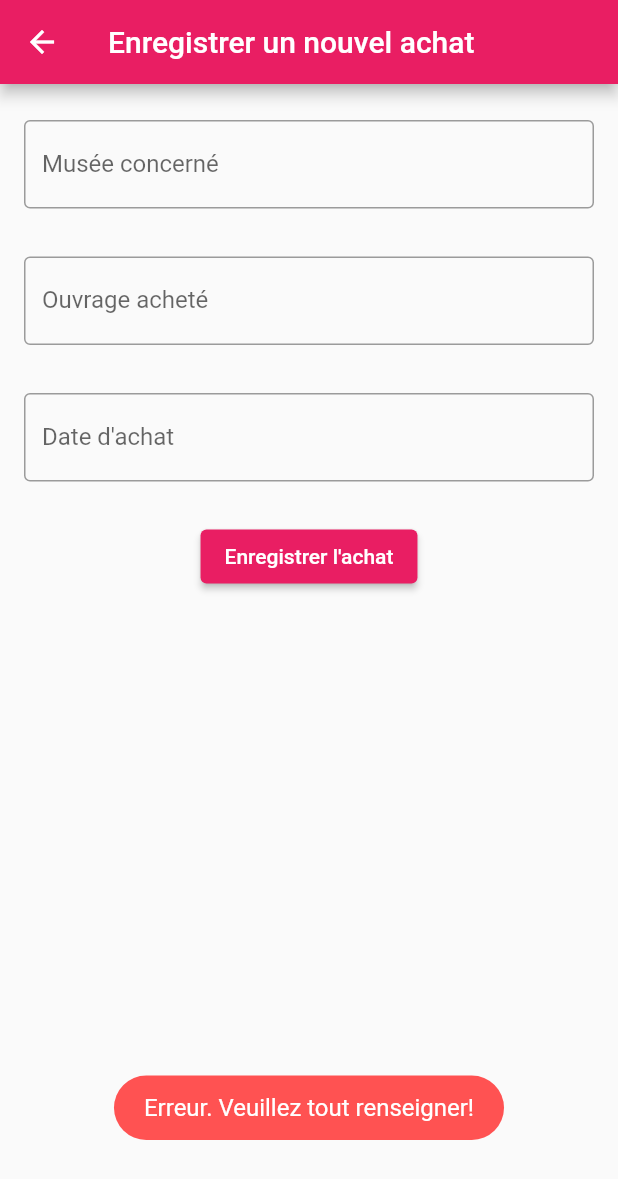
After one commit to david95thinkcode/FlutterMuseum, a Flutter app: the CreateLibraryRoute screen opened by its route, after a tap on "Enregistrer l'achat", on a phone screen of 412 x 824 dp. The commit adds this screen. Shown: the top 1179 px of the screen. Run offline on Flutter 3.47's test engine with Material 2 defaults, Android fonts, the phone set to English and light mode, and no system bars; our stand-ins replace fluttertoast, sqflite; accounts and stored records are empty.

Commit message:
[ Update ] Library CRUD implemented

```diff
--- a/lib/main.dart
+++ b/lib/main.dart
@@ -4,6 +4,7 @@ import 'package:museum/models/Country.dart';
 import 'package:museum/models/Museum.dart';
 import 'package:museum/routes/books/createbookroute.dart';
 import 'package:museum/routes/editmuseumroute.dart';
+import 'package:museum/routes/library/createlibraryroute.dart';
 import 'package:museum/routes/visit/visithomeroute.dart';
 import 'package:museum/services/CountryService.dart';
 import 'package:path/path.dart';
@@ -42,6 +43,7 @@ class MyApp extends StatelessWidget {
         '/museums': (context) => const MuseumHomeRoute(),
         '/museums/create': (context) => const CreateMuseumRoute(),
         '/libraries': (context) => const LibraryHomeRoute(),
+        '/libraries/create': (context) => const CreateLibraryRoute(),
         '/books': (context) => const BookHomeRoute(),
         '/books/create': (context) => const CreateBookRoute(),
         '/countries': (context) => const CountryHomeRoute(),
--- a/lib/routes/books/editbookroute.dart
+++ b/lib/routes/books/editbookroute.dart
@@ -142,7 +142,7 @@ class _EditBookRouteState extends State<EditBookRoute> {
   Widget build(BuildContext context) {
     return Scaffold(
       appBar: AppBar(
-        title: const Text("Mettre a jour un Musée"),
+        title: const Text("Mettre a jour un Ouvrage"),
       ),
       body: Center(
           child: Column(
--- a/lib/routes/editmuseumroute.dart
+++ b/lib/routes/editmuseumroute.dart
@@ -48,7 +48,13 @@ class _EditMuseumRouteState extends State<EditMuseumRoute> {
       for (var x in _countriesList) {
         _countriesListWidget.add(Text(x.codePays));
       }
+      _selectedCountry = _getCountryWithCode(_museum.codePays);
     });
+  }
+
+  Country _getCountryWithCode(String countryCode) {
+    Country c = _countriesList.firstWhere((element) => element.codePays == countryCode);
+    return c;
   }
 
   _getCountryAtIndex(int index) {
--- /dev/null
+++ b/lib/routes/library/createlibraryroute.dart
@@ -0,0 +1,305 @@
+import 'package:flutter/cupertino.dart';
+import 'package:flutter/material.dart';
+import 'package:fluttertoast/fluttertoast.dart';
+import 'package:museum/config/databaser.dart';
+import 'package:museum/models/Book.dart';
+import 'package:museum/models/Library.dart';
+import 'package:museum/models/Museum.dart';
+import 'package:museum/models/Visit.dart';
+import 'package:museum/services/BookService.dart';
+import 'package:museum/services/LibraryService.dart';
+import 'package:museum/services/MuseumService.dart';
+import 'package:museum/services/VisitService.dart';
+
+import 'package:museum/styles.dart';
+import 'package:flutter/cupertino.dart';
+import 'package:intl/intl.dart';
+import 'package:provider/provider.dart';
+
+class CreateLibraryRoute extends StatefulWidget {
+  const CreateLibraryRoute({Key? key}) : super(key: key);
+
+  @override
+  State<CreateLibraryRoute> createState() => _CreateLibraryRouteState();
+}
+
+class _CreateLibraryRouteState extends State<CreateLibraryRoute> {
+  late Databaser _databaser;
+  late MuseumService _museumService;
+  late LibraryService _libraryService;
+  late BookService _bookService;
+  final _museumController = TextEditingController();
+  final _bookController = TextEditingController();
+  final _timeController = TextEditingController();
+  bool _isSubmitting = false;
+  Museum? _selectedMuseum;
+  Book? _selectedBook;
+  DateTime _selectedDate = DateTime.now();
+  List<Museum> _museumsList = [];
+  List<Book> _booksList = [];
+  List<Widget> _bookListWidget = [];
+  List<Widget> _museumListWidget = [];
+  bool _shouldShowMuseumPicker = false;
+  bool _shouldShowBookPicker = false;
+  bool _shouldShowDatePicker = false;
+
+  @override
+  void initState() {
+    super.initState();
+    _databaser = Databaser();
+    _museumService = MuseumService(_databaser);
+    _libraryService = LibraryService(_databaser);
+    _bookService = BookService(_databaser);
+    _fetchMuseum();
+  }
+
+  _fetchMuseum() async {
+    _museumsList = await _museumService.all();
+    _booksList = await _bookService.all();
+
+    setState(() {
+      _bookListWidget = [];
+      _museumListWidget = [];
+
+      for (var x in _museumsList) {
+        _museumListWidget.add(Text(x.nomMus));
+      }
+      for (var b in _booksList) {
+        _bookListWidget.add(Text(b.title));
+      }
+    });
+  }
+
+  _getMuseumAtIndex(int index) {
+    if (_museumsList.isNotEmpty && index < _museumsList.length) {
+      var selectedMuseum = _museumsList[index];
+      setState(() {
+        _selectedMuseum = selectedMuseum;
+        _museumController.text = selectedMuseum.nomMus;
+      });
+    }
+  }
+
+  _getBookAtIndex(int index) {
+    if (_booksList.isNotEmpty && index < _booksList.length) {
+      var selectedBook = _booksList[index];
+      setState(() {
+        _selectedBook = selectedBook;
+        _bookController.text = selectedBook.title;
+      });
+    }
+  }
+
+  _resetForm() {
+    _museumController.text = "";
+    _bookController.text = "";
+    _timeController.text = "";
+    _shouldShowMuseumPicker = false;
+    _shouldShowBookPicker = false;
+    _shouldShowDatePicker = false;
+    _isSubmitting = false;
+  }
+
+  _formIsNotFilledCorrectly() {
+    Fluttertoast.showToast(
+        msg: "Erreur. Veuillez tout renseigner!",
+        toastLength: Toast.LENGTH_LONG,
+        gravity: ToastGravity.BOTTOM,
+        timeInSecForIosWeb: 3,
+        backgroundColor: Colors.redAccent,
+        textColor: Colors.white,
+        fontSize: 16.0);
+  }
+
+  _save() async {
+    setState(() {
+      _isSubmitting = true;
+    });
+
+    var selectedMuseum = _selectedMuseum;
+    var selectedBook = _selectedBook;
+
+    if (selectedMuseum == null || selectedBook == null) {
+      _formIsNotFilledCorrectly();
+    } else {
+      Library lib = Library(
+          numMus: selectedMuseum.numMus!,
+          isbn: selectedBook.isbn,
+          dateAchat: _selectedDate.toString()
+      );
+
+      try {
+        await _libraryService.store(lib);
+        _resetForm();
+        Fluttertoast.showToast(
+            msg: "Enregistré",
+            toastLength: Toast.LENGTH_SHORT,
+            gravity: ToastGravity.BOTTOM,
+            timeInSecForIosWeb: 1,
+            backgroundColor: Colors.greenAccent,
+            textColor: Colors.black,
+            fontSize: 16.0);
+      } catch (e) {
+        print(e.toString());
+        Fluttertoast.showToast(
+            msg: "Echec d'enregistrement",
+            toastLength: Toast.LENGTH_SHORT,
+            gravity: ToastGravity.BOTTOM,
+            timeInSecForIosWeb: 1,
+            backgroundColor: Colors.redAccent,
+            textColor: Colors.white,
+            fontSize: 16.0);
+      }
+    }
+
+    setState(() {
+      _isSubmitting = false;
+    });
+  }
+
+  _onDatePicked(DateTime time) {
+    setState(() {
+      _selectedDate = time;
+      _timeController.text = DateFormat.yMMMd().format(_selectedDate);
+    });
+  }
+
+  @override
+  Widget build(BuildContext context) {
+    return Scaffold(
+      appBar: AppBar(
+        title: const Text("Enregistrer un nouvel achat"),
+      ),
+      body: Center(
+          child: Column(
+            children: <Widget>[
+              Container(
+                  child: Column(
+                    children: [
+                      Padding(
+                          padding: const EdgeInsets.all(8.0),
+                          child: Form(
+                              child: Column(
+                                  crossAxisAlignment: CrossAxisAlignment.start,
+                                  children: [
+                                    Padding(
+                                      padding:
+                                      EdgeInsets.symmetric(horizontal: 8, vertical: 16),
+                                      child: TextFormField(
+                                        controller: _museumController,
+                                        readOnly: true,
+                                        onTap: () {
+                                          setState(() {
+                                            _shouldShowMuseumPicker = !_shouldShowMuseumPicker;
+                                            _shouldShowDatePicker = false;
+                                            _shouldShowBookPicker = false;
+                                          });
+                                        },
+                                        decoration: const InputDecoration(
+                                            border: OutlineInputBorder(),
+                                            labelText: 'Musée concerné'),
+                                      ),
+                                    ),
+                                    Visibility(
+                                      visible: _shouldShowMuseumPicker,
+                                      child: Container(
+                                          height: 130,
+                                          child: CupertinoPicker(
+                                            children: _museumListWidget,
+                                            onSelectedItemChanged: (value) {
+                                              _getMuseumAtIndex(value);
+                                            },
+                                            itemExtent: 25,
+                                            diameterRatio: 1,
+                                            useMagnifier: true,
+                                            magnification: 1.1,
+                                            looping: true,
+                                          )),
+                                    ),
+                                    Padding(
+                                      padding:
+                                      EdgeInsets.symmetric(horizontal: 8, vertical: 16),
+                                      child: TextFormField(
+                                        controller: _bookController,
+                                        readOnly: true,
+                                        onTap: () {
+                                          setState(() {
+                                            _shouldShowBookPicker = !_shouldShowBookPicker;
+                                            _shouldShowDatePicker = false;
+                                            _shouldShowMuseumPicker = false;
+                                          });
+                                        },
+                                        decoration: const InputDecoration(
+                                            border: OutlineInputBorder(),
+                                            labelText: 'Ouvrage acheté'
+                                        ),
+                                      ),
+                                    ),
+                                    Visibility(
+                                      visible: _shouldShowBookPicker,
+                                      child: Container(
+                                          height: 130,
+                                          child: CupertinoPicker(
+                                            children: _bookListWidget,
+                                            onSelectedItemChanged: (value) {
+                                              _getBookAtIndex(value);
+                                            },
+                                            itemExtent: 25,
+                                            diameterRatio: 1,
+                                            useMagnifier: true,
+                                            magnification: 1.1,
+                                            looping: true,
+                                          )),
+                                    ),
+                                    Padding(
+                                      padding:
+                                      EdgeInsets.symmetric(horizontal: 8, vertical: 16),
+                                      child: TextFormField(
+                                        controller: _timeController,
+                                        readOnly: true,
+                                        onTap: () {
+                                          setState(() {
+                                            _shouldShowDatePicker = !_shouldShowDatePicker;
+                                            _shouldShowBookPicker = false;
+                                            _shouldShowMuseumPicker = false;
+                                          });
+                                        },
+                                        decoration: const InputDecoration(
+                                            border: OutlineInputBorder(),
+                                            hintText: 'Touchez pour changer...',
+                                            labelText: "Date d'achat"),
+                                      ),
+                                    ),
+                                    Visibility(
+                                      visible: _shouldShowDatePicker,
+                                      child: Container(
+                                        height: 200,
+                                        child: CupertinoDatePicker(
+                                          mode: CupertinoDatePickerMode.date,
+                                          initialDateTime: _selectedDate,
+                                          onDateTimeChanged: (DateTime newDateTime) {
+                                            _onDatePicked(newDateTime);
+                                          },
+                                        ),
+                                      ),
+                                    ),
+                                    Row(
+                                        mainAxisAlignment: MainAxisAlignment.center,
+                                        children: [
+                                          Container(
+                                              margin: EdgeInsets.symmetric(vertical: 10),
+                                              child: !_isSubmitting
+                                                  ? ElevatedButton(
+                                                child: const Text("Enregistrer l'achat"),
+                                                onPressed: _save,
+                                              )
+                                                  : CircularProgressIndicator()),
+                                        ]),
+                                  ])))
+                    ],
+                  )),
+            ],
+          )),
+    );
+  }
+}
```
Also changed, not shown: lib/models/Library.dart (+16 -2 lines), lib/routes/createvisitroute.dart (+0 -28 lines), lib/routes/libraryhomeroute.dart (+12 -7 lines), lib/services/LibraryService.dart (+34 -5 lines), lib/widgets/librarylist.dart (added, +90 -0 lines).
